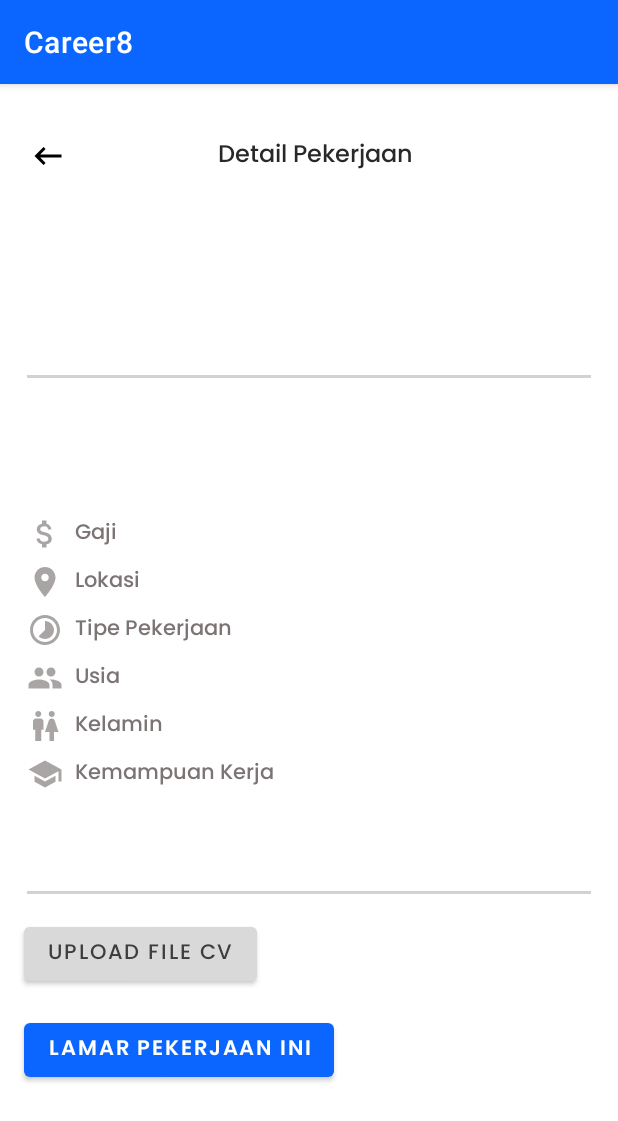
After one commit to hanifalfaqih/Career8, an Android app: the DetailLowonganKerjaActivity screen opened directly, with no data from a screen before it, on a phone screen of 412 x 824 dp. The commit adds this screen. Shown: the top 1121 px of the screen. Run offline under Robolectric (Android 15) with nearby library versions, the phone set to English and light mode, and no system bars.

Commit message:
add layout detail lowongan kerja

```diff
--- /dev/null
+++ b/app/src/main/java/id/allana/career8/home/DetailLowonganKerjaActivity.kt
@@ -0,0 +1,12 @@
+package id.allana.career8.home
+
+import androidx.appcompat.app.AppCompatActivity
+import android.os.Bundle
+import id.allana.career8.R
+
+class DetailLowonganKerjaActivity : AppCompatActivity() {
+    override fun onCreate(savedInstanceState: Bundle?) {
+        super.onCreate(savedInstanceState)
+        setContentView(R.layout.activity_detail_lowongan_kerja)
+    }
+}
--- /dev/null
+++ b/app/src/main/res/drawable/ic_baseline_keyboard_backspace.xml
@@ -0,0 +1,5 @@
+<vector android:height="24dp" android:tint="#000000"
+    android:viewportHeight="24" android:viewportWidth="24"
+    android:width="24dp" xmlns:android="http://schemas.android.com/apk/res/android">
+    <path android:fillColor="@android:color/white" android:pathData="M21,11H6.83l3.58,-3.59L9,6l-6,6 6,6 1.41,-1.41L6.83,13H21z"/>
+</vector>
--- /dev/null
+++ b/app/src/main/res/drawable/ic_baseline_people.xml
@@ -0,0 +1,5 @@
+<vector android:height="24dp" android:tint="#A9A5A5"
+    android:viewportHeight="24" android:viewportWidth="24"
+    android:width="24dp" xmlns:android="http://schemas.android.com/apk/res/android">
+    <path android:fillColor="@android:color/white" android:pathData="M16,11c1.66,0 2.99,-1.34 2.99,-3S17.66,5 16,5c-1.66,0 -3,1.34 -3,3s1.34,3 3,3zM8,11c1.66,0 2.99,-1.34 2.99,-3S9.66,5 8,5C6.34,5 5,6.34 5,8s1.34,3 3,3zM8,13c-2.33,0 -7,1.17 -7,3.5L1,19h14v-2.5c0,-2.33 -4.67,-3.5 -7,-3.5zM16,13c-0.29,0 -0.62,0.02 -0.97,0.05 1.16,0.84 1.97,1.97 1.97,3.45L17,19h6v-2.5c0,-2.33 -4.67,-3.5 -7,-3.5z"/>
+</vector>
--- /dev/null
+++ b/app/src/main/res/drawable/ic_baseline_school.xml
@@ -0,0 +1,5 @@
+<vector android:height="24dp" android:tint="#A9A5A5"
+    android:viewportHeight="24" android:viewportWidth="24"
+    android:width="24dp" xmlns:android="http://schemas.android.com/apk/res/android">
+    <path android:fillColor="@android:color/white" android:pathData="M5,13.18v4L12,21l7,-3.82v-4L12,17l-7,-3.82zM12,3L1,9l11,6 9,-4.91V17h2V9L12,3z"/>
+</vector>
--- /dev/null
+++ b/app/src/main/res/drawable/ic_baseline_wc.xml
@@ -0,0 +1,5 @@
+<vector android:height="24dp" android:tint="#A9A5A5"
+    android:viewportHeight="24" android:viewportWidth="24"
+    android:width="24dp" xmlns:android="http://schemas.android.com/apk/res/android">
+    <path android:fillColor="@android:color/white" android:pathData="M5.5,22v-7.5L4,14.5L4,9c0,-1.1 0.9,-2 2,-2h3c1.1,0 2,0.9 2,2v5.5L9.5,14.5L9.5,22h-4zM18,22v-6h3l-2.54,-7.63C18.18,7.55 17.42,7 16.56,7h-0.12c-0.86,0 -1.63,0.55 -1.9,1.37L12,16h3v6h3zM7.5,6c1.11,0 2,-0.89 2,-2s-0.89,-2 -2,-2 -2,0.89 -2,2 0.89,2 2,2zM16.5,6c1.11,0 2,-0.89 2,-2s-0.89,-2 -2,-2 -2,0.89 -2,2 0.89,2 2,2z"/>
+</vector>
--- /dev/null
+++ b/app/src/main/res/layout/activity_detail_lowongan_kerja.xml
@@ -0,0 +1,377 @@
+<?xml version="1.0" encoding="utf-8"?>
+<ScrollView
+    xmlns:android="http://schemas.android.com/apk/res/android"
+    xmlns:app="http://schemas.android.com/apk/res-auto"
+    xmlns:tools="http://schemas.android.com/tools"
+    android:layout_width="match_parent"
+    android:layout_height="wrap_content">
+
+    <androidx.constraintlayout.widget.ConstraintLayout
+        android:layout_width="match_parent"
+        android:layout_height="match_parent"
+        tools:context=".home.DetailLowonganKerjaActivity">
+
+        <androidx.appcompat.widget.AppCompatImageButton
+            android:id="@+id/btn_back"
+            android:layout_width="48dp"
+            android:layout_height="48dp"
+            android:layout_marginStart="8dp"
+            android:layout_marginTop="24dp"
+            android:background="@android:color/transparent"
+            android:src="@drawable/ic_baseline_keyboard_backspace"
+            app:layout_constraintStart_toStartOf="parent"
+            app:layout_constraintTop_toTopOf="parent"
+            tools:ignore="SpeakableTextPresentCheck" />
+
+        <TextView
+            android:layout_width="wrap_content"
+            android:layout_height="wrap_content"
+            android:fontFamily="@font/poppins_medium"
+            android:text="Detail Pekerjaan"
+            android:textColor="@color/text_black"
+            android:textSize="16sp"
+            app:layout_constraintBottom_toBottomOf="@+id/btn_back"
+            app:layout_constraintEnd_toEndOf="parent"
+            app:layout_constraintStart_toStartOf="@id/btn_back"
+            app:layout_constraintTop_toTopOf="@+id/btn_back" />
+
+        <androidx.constraintlayout.widget.ConstraintLayout
+            android:id="@+id/constraintLayout"
+            android:layout_width="match_parent"
+            android:layout_height="wrap_content"
+            android:layout_marginStart="18dp"
+            android:layout_marginTop="32dp"
+            android:layout_marginEnd="18dp"
+            app:layout_constraintEnd_toEndOf="parent"
+            app:layout_constraintStart_toStartOf="parent"
+            app:layout_constraintTop_toBottomOf="@id/btn_back">
+
+            <TextView
+                android:id="@+id/tv_judul_lowongan_kerja"
+                android:layout_width="wrap_content"
+                android:layout_height="wrap_content"
+                android:layout_marginEnd="8dp"
+                android:fontFamily="@font/poppins_semibold"
+                android:textColor="@color/text_black_lowongan_kerja"
+                android:textSize="20sp"
+                app:layout_constraintStart_toStartOf="parent"
+                app:layout_constraintTop_toTopOf="parent"
+                tools:text="Android Developer" />
+
+            <TextView
+                android:id="@+id/tv_perusahaan_lowongan_kerja"
+                android:layout_width="match_parent"
+                android:layout_height="wrap_content"
+                android:fontFamily="@font/poppins_medium"
+                android:textColor="@color/text_gray_lowongan_kerja"
+                app:layout_constraintStart_toStartOf="@id/tv_judul_lowongan_kerja"
+                app:layout_constraintTop_toBottomOf="@id/tv_judul_lowongan_kerja"
+                tools:text="Google Inc." />
+
+            <View
+                android:id="@+id/line_divider_header"
+                android:layout_width="0dp"
+                android:layout_height="2dp"
+                android:layout_marginTop="32dp"
+                android:background="#D2D2D1"
+                app:layout_constraintEnd_toEndOf="parent"
+                app:layout_constraintStart_toStartOf="parent"
+                app:layout_constraintTop_toBottomOf="@id/tv_perusahaan_lowongan_kerja" />
+
+            <androidx.appcompat.widget.LinearLayoutCompat
+                android:id="@+id/ll_body"
+                android:layout_width="wrap_content"
+                android:layout_height="wrap_content"
+                android:layout_marginTop="24dp"
+                android:orientation="vertical"
+                app:layout_constraintBottom_toBottomOf="parent"
+                app:layout_constraintStart_toStartOf="parent"
+                app:layout_constraintTop_toBottomOf="@id/line_divider_header">
+
+                <androidx.appcompat.widget.LinearLayoutCompat
+                    android:layout_width="wrap_content"
+                    android:layout_height="wrap_content"
+                    android:orientation="horizontal">
+
+                    <ImageView
+                        android:layout_width="wrap_content"
+                        android:layout_height="wrap_content"
+                        android:src="@drawable/ic_baseline_attach_money" />
+
+                    <TextView
+                        android:id="@+id/rentang_gaji"
+                        android:layout_width="match_parent"
+                        android:layout_height="wrap_content"
+                        android:layout_marginStart="8dp"
+                        android:fontFamily="@font/poppins_medium"
+                        android:text="Gaji"
+                        android:textColor="@color/text_gray_lowongan_kerja" />
+
+                </androidx.appcompat.widget.LinearLayoutCompat>
+
+                <androidx.appcompat.widget.LinearLayoutCompat
+                    android:layout_width="wrap_content"
+                    android:layout_height="wrap_content"
+                    android:layout_marginTop="8dp"
+                    android:orientation="horizontal">
+
+                    <ImageView
+                        android:layout_width="wrap_content"
+                        android:layout_height="wrap_content"
+                        android:src="@drawable/ic_baseline_location_on" />
+
+                    <TextView
+                        android:id="@+id/lokasi_lowongan_kerja"
+                        android:layout_width="match_parent"
+                        android:layout_height="wrap_content"
+                        android:layout_marginStart="8dp"
+                        android:fontFamily="@font/poppins_medium"
+                        android:text="Lokasi"
+                        android:textColor="@color/text_gray_lowongan_kerja" />
+
+                </androidx.appcompat.widget.LinearLayoutCompat>
+
+                <androidx.appcompat.widget.LinearLayoutCompat
+                    android:layout_width="wrap_content"
+                    android:layout_height="wrap_content"
+                    android:layout_marginTop="8dp"
+                    android:orientation="horizontal">
+
+                    <ImageView
+                        android:layout_width="wrap_content"
+                        android:layout_height="wrap_content"
+                        android:src="@drawable/ic_baseline_timelapse" />
+
+                    <TextView
+                        android:id="@+id/tipe_pekerjaan"
+                        android:layout_width="match_parent"
+                        android:layout_height="wrap_content"
+                        android:layout_marginStart="8dp"
+                        android:fontFamily="@font/poppins_medium"
+                        android:text="Tipe Pekerjaan"
+                        android:textColor="@color/text_gray_lowongan_kerja" />
+
+                </androidx.appcompat.widget.LinearLayoutCompat>
+
+                <androidx.appcompat.widget.LinearLayoutCompat
+                    android:layout_width="wrap_content"
+                    android:layout_height="wrap_content"
+                    android:layout_marginTop="8dp"
+                    android:orientation="horizontal">
+
+                    <ImageView
+                        android:layout_width="wrap_content"
+                        android:layout_height="wrap_content"
+                        android:src="@drawable/ic_baseline_people" />
+
+                    <TextView
+                        android:id="@+id/rentang_usia"
+                        android:layout_width="match_parent"
+                        android:layout_height="wrap_content"
+                        android:layout_marginStart="8dp"
+                        android:fontFamily="@font/poppins_medium"
+                        android:text="Usia"
+                        android:textColor="@color/text_gray_lowongan_kerja" />
+
+                </androidx.appcompat.widget.LinearLayoutCompat>
+
+                <androidx.appcompat.widget.LinearLayoutCompat
+                    android:layout_width="wrap_content"
+                    android:layout_height="wrap_content"
+                    android:layout_marginTop="8dp"
+                    android:orientation="horizontal">
+
+                    <ImageView
+                        android:layout_width="wrap_content"
+                        android:layout_height="wrap_content"
+                        android:src="@drawable/ic_baseline_wc" />
+
+                    <TextView
+                        android:id="@+id/kelamin"
+                        android:layout_width="match_parent"
+                        android:layout_height="wrap_content"
+                        android:layout_marginStart="8dp"
+                        android:fontFamily="@font/poppins_medium"
+                        android:text="Kelamin"
+                        android:textColor="@color/text_gray_lowongan_kerja" />
+
+                </androidx.appcompat.widget.LinearLayoutCompat>
+
+                <androidx.appcompat.widget.LinearLayoutCompat
+                    android:layout_width="wrap_content"
+                    android:layout_height="wrap_content"
+                    android:layout_marginTop="8dp"
+                    android:orientation="horizontal">
+
+                    <ImageView
+                        android:layout_width="wrap_content"
+                        android:layout_height="wrap_content"
+                        android:src="@drawable/ic_baseline_school" />
+
+                    <TextView
+                        android:id="@+id/kemampuan_kerja"
+                        android:layout_width="match_parent"
+                        android:layout_height="wrap_content"
+                        android:layout_marginStart="8dp"
+                        android:fontFamily="@font/poppins_medium"
+                        android:text="Kemampuan Kerja"
+                        android:textColor="@color/text_gray_lowongan_kerja" />
+
+                </androidx.appcompat.widget.LinearLayoutCompat>
+
+            </androidx.appcompat.widget.LinearLayoutCompat>
+
+            <androidx.appcompat.widget.LinearLayoutCompat
+                android:id="@+id/ll_detail_body"
+                android:layout_width="0dp"
+                android:layout_height="wrap_content"
+                android:orientation="vertical"
+                app:layout_constraintBottom_toBottomOf="parent"
+                app:layout_constraintEnd_toEndOf="parent"
+                app:layout_constraintStart_toEndOf="@+id/ll_body"
+                app:layout_constraintTop_toTopOf="@+id/ll_body">
+
+                <androidx.appcompat.widget.LinearLayoutCompat
+                    android:layout_width="wrap_content"
+                    android:layout_height="wrap_content"
+                    android:orientation="horizontal">
+
+                    <TextView
+                        android:id="@+id/tv_rentang_gaji"
+                        android:layout_width="match_parent"
+                        android:layout_height="wrap_content"
+                        android:layout_marginStart="8dp"
+                        android:fontFamily="@font/poppins_medium"
+                        android:textColor="@color/text_gray_darker_detail_lowongan_kerja"
+                        tools:text="> 10 juta" />
+
+                </androidx.appcompat.widget.LinearLayoutCompat>
+
+                <androidx.appcompat.widget.LinearLayoutCompat
+                    android:layout_width="wrap_content"
+                    android:layout_height="wrap_content"
+                    android:layout_marginTop="8dp"
+                    android:orientation="horizontal">
+
+                    <TextView
+                        android:id="@+id/tv_lokasi_lowongan_kerja"
+                        android:layout_width="match_parent"
+                        android:layout_height="wrap_content"
+                        android:layout_marginStart="8dp"
+                        android:fontFamily="@font/poppins_medium"
+                        android:textColor="@color/text_gray_darker_detail_lowongan_kerja"
+                        tools:text="Germany" />
+
+                </androidx.appcompat.widget.LinearLayoutCompat>
+
+                <androidx.appcompat.widget.LinearLayoutCompat
+                    android:layout_width="wrap_content"
+                    android:layout_height="wrap_content"
+                    android:layout_marginTop="8dp"
+                    android:orientation="horizontal">
+
+                    <TextView
+                        android:id="@+id/tv_tipe_pekerjaan"
+                        android:layout_width="match_parent"
+                        android:layout_height="wrap_content"
+                        android:layout_marginStart="8dp"
+                        android:fontFamily="@font/poppins_medium"
+                        android:textColor="@color/text_gray_darker_detail_lowongan_kerja"
+                        tools:text="Internship" />
+
+                </androidx.appcompat.widget.LinearLayoutCompat>
+
+                <androidx.appcompat.widget.LinearLayoutCompat
+                    android:layout_width="wrap_content"
+                    android:layout_height="wrap_content"
+                    android:layout_marginTop="8dp"
+                    android:orientation="horizontal">
+
+                    <TextView
+                        android:id="@+id/tv_rentang_usia"
+                        android:layout_width="match_parent"
+                        android:layout_height="wrap_content"
+                        android:layout_marginStart="8dp"
+                        android:fontFamily="@font/poppins_medium"
+                        android:textColor="@color/text_gray_darker_detail_lowongan_kerja"
+                        tools:text="18-24" />
+
+                </androidx.appcompat.widget.LinearLayoutCompat>
+
+                <androidx.appcompat.widget.LinearLayoutCompat
+                    android:layout_width="wrap_content"
+                    android:layout_height="wrap_content"
+                    android:layout_marginTop="8dp"
+                    android:orientation="horizontal">
+
+                    <TextView
+                        android:id="@+id/tv_kelamin"
+                        android:layout_width="match_parent"
+                        android:layout_height="wrap_content"
+                        android:layout_marginStart="8dp"
+                        android:fontFamily="@font/poppins_medium"
+                        android:textColor="@color/text_gray_darker_detail_lowongan_kerja"
+                        tools:text="Laki-laki" />
+
+                </androidx.appcompat.widget.LinearLayoutCompat>
+
+                <androidx.appcompat.widget.LinearLayoutCompat
+                    android:layout_width="wrap_content"
+                    android:layout_height="wrap_content"
+                    android:layout_marginTop="8dp"
+                    android:orientation="horizontal">
+
+                    <TextView
+                        android:id="@+id/tv_kemampuan_kerja"
+                        android:layout_width="match_parent"
+                        android:layout_height="wrap_content"
+                        android:layout_marginStart="8dp"
+                        android:fontFamily="@font/poppins_medium"
+                        android:textColor="@color/text_gray_darker_detail_lowongan_kerja"
+                        tools:text="MVVM, Android, Kotlin, Jetpack, Clean Architecture" />
+
+                </androidx.appcompat.widget.LinearLayoutCompat>
+
+            </androidx.appcompat.widget.LinearLayoutCompat>
+
+            <View
+                android:id="@+id/line_divider_footer"
+                android:layout_width="0dp"
+                android:layout_height="2dp"
+                android:layout_marginTop="32dp"
+                android:background="#D2D2D1"
+                app:layout_constraintEnd_toEndOf="parent"
+                app:layout_constraintStart_toStartOf="parent"
+                app:layout_constraintTop_toBottomOf="@id/ll_detail_body" />
+
+
+        </androidx.constraintlayout.widget.ConstraintLayout>
+
+        <Button
+            android:id="@+id/btn_upload_file_cv"
+            android:layout_width="wrap_content"
+            android:layout_height="wrap_content"
+            android:layout_marginStart="16dp"
+            android:layout_marginTop="16dp"
+            android:backgroundTint="@color/gray_button"
+            android:text="Upload File CV"
+            android:textColor="@color/text_gray_darker_detail_lowongan_kerja"
+            android:fontFamily="@font/poppins_medium"
+            app:layout_constraintStart_toStartOf="parent"
+            app:layout_constraintTop_toBottomOf="@+id/constraintLayout" />
+
+        <Button
+            android:id="@+id/button3"
+            android:layout_width="wrap_content"
+            android:layout_height="wrap_content"
+            android:layout_marginStart="16dp"
+            android:layout_marginTop="16dp"
+            android:fontFamily="@font/poppins_semibold"
+            android:text="Lamar Pekerjaan Ini"
+            app:layout_constraintStart_toStartOf="parent"
+            app:layout_constraintTop_toBottomOf="@+id/btn_upload_file_cv" />
+
+
+    </androidx.constraintlayout.widget.ConstraintLayout>
+
+</ScrollView>
--- a/app/src/main/res/layout/item_lowongan_kerja.xml
+++ b/app/src/main/res/layout/item_lowongan_kerja.xml
@@ -62,7 +62,7 @@
                     tools:text="1 Desember 2022" />
 
                 <View
-                    android:id="@+id/line_divider"
+                    android:id="@+id/line_divider_header"
                     android:layout_width="0dp"
                     android:layout_height="2dp"
                     android:background="#D2D2D1"
@@ -78,7 +78,7 @@
                     android:fontFamily="@font/poppins_medium"
                     android:textColor="@color/text_gray_lowongan_kerja"
                     app:layout_constraintStart_toStartOf="@id/tv_judul_lowongan_kerja"
-                    app:layout_constraintTop_toBottomOf="@id/line_divider"
+                    app:layout_constraintTop_toBottomOf="@id/line_divider_header"
                     tools:text="Google Inc." />
 
             </androidx.constraintlayout.widget.ConstraintLayout>
--- a/app/src/main/res/values/colors.xml
+++ b/app/src/main/res/values/colors.xml
@@ -11,13 +11,13 @@
     <color name="blue">#0A66FF</color>
     <color name="gray">#403F3E</color>
     <color name="orange">#FF672C</color>
-    <color name="gray_icon">#A9A8A7</color>
-    <color name="gray2">#858383</color>
     <color name="white_icon">#F1EFED</color>
     <color name="bg_card_view">#F3F3F2</color>
     <color name="text_black">#282828</color>
 
+    <color name="gray_button">#D9D9D9</color>
     <color name="text_gray_lowongan_kerja">#7C7474</color>
+    <color name="text_gray_darker_detail_lowongan_kerja">#3E3C3C</color>
     <color name="text_black_lowongan_kerja">#3D3939</color>
 
 </resources>
```
Also changed, not shown: app/src/main/AndroidManifest.xml (+7 -0 lines).
